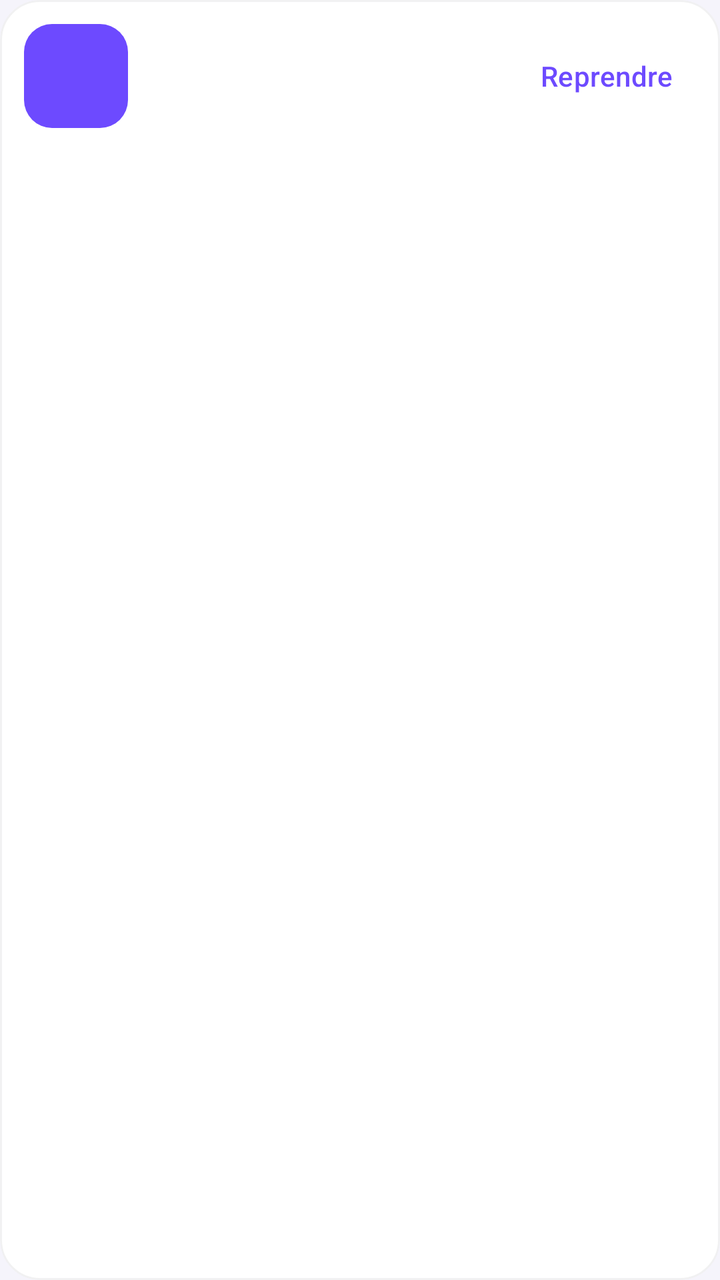
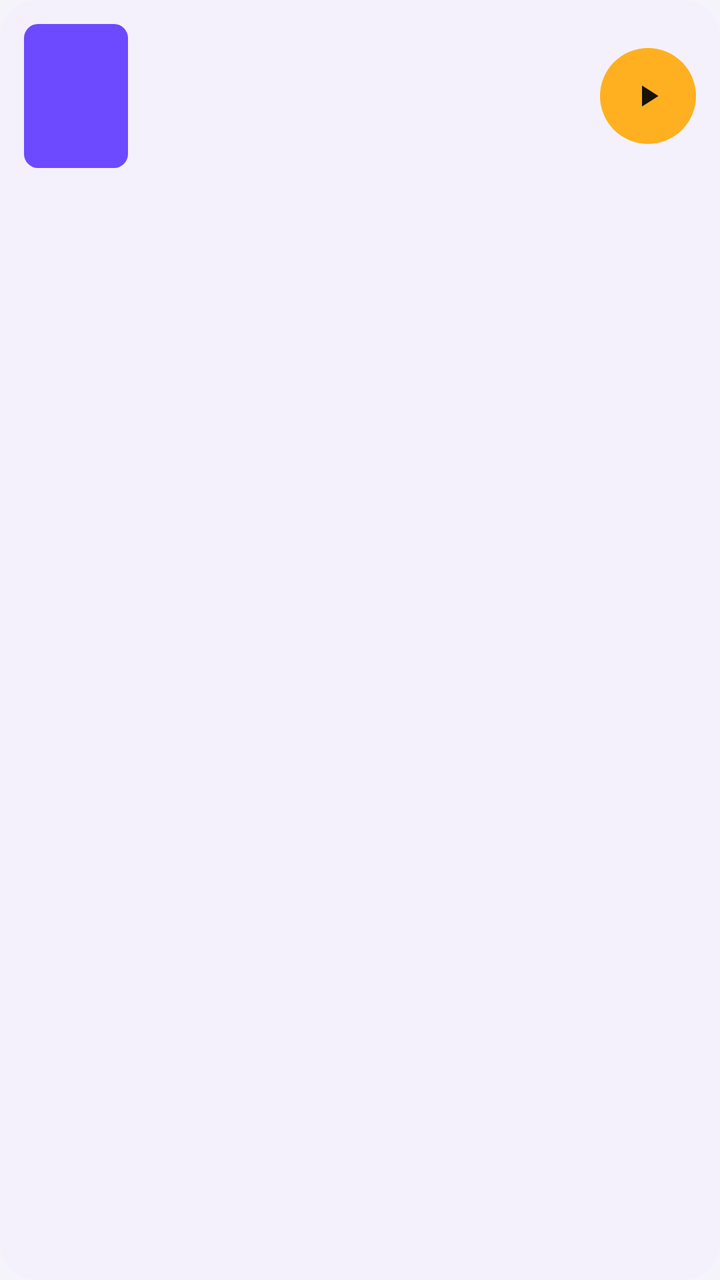

The first picture is an Android layout as it rendered before a commit; the second is the same layout after the commit. The layout source and the unified diff follow.
<!-- AndroidManifest.xml: application theme Theme.WebtoonTracker -->
<!-- res/layout/item_update.xml -->
<?xml version="1.0" encoding="utf-8"?>
<com.google.android.material.card.MaterialCardView xmlns:android="http://schemas.android.com/apk/res/android"
    xmlns:app="http://schemas.android.com/apk/res-auto"
    android:layout_width="match_parent"
    android:layout_height="wrap_content"
    android:layout_marginTop="10dp"
    app:cardBackgroundColor="@color/card_bg"
    app:cardCornerRadius="20dp"
    app:cardElevation="0dp"
    app:strokeColor="@color/hairline"
    app:strokeWidth="1dp">

    <LinearLayout
        android:layout_width="match_parent"
        android:layout_height="wrap_content"
        android:orientation="vertical"
        android:padding="12dp">

        <LinearLayout
            android:layout_width="match_parent"
            android:layout_height="wrap_content"
            android:gravity="center_vertical"
            android:orientation="horizontal">

            <FrameLayout
                android:layout_width="52dp"
                android:layout_height="52dp">

                <TextView
                    android:id="@+id/uAvatar"
                    android:layout_width="match_parent"
                    android:layout_height="match_parent"
                    android:background="@drawable/bg_avatar"
                    android:gravity="center"
                    android:textColor="#FFFFFF"
                    android:textSize="20sp"
                    android:textStyle="bold" />

                <com.google.android.material.imageview.ShapeableImageView
                    android:id="@+id/uCover"
                    android:layout_width="match_parent"
                    android:layout_height="match_parent"
                    android:scaleType="centerCrop"
                    android:visibility="gone"
                    app:shapeAppearanceOverlay="@style/RoundedCover" />
            </FrameLayout>

            <LinearLayout
                android:layout_width="0dp"
                android:layout_height="wrap_content"
                android:layout_marginStart="12dp"
                android:layout_weight="1"
                android:orientation="vertical">

                <TextView
                    android:id="@+id/uTitle"
                    android:layout_width="match_parent"
                    android:layout_height="wrap_content"
                    android:ellipsize="end"
                    android:fontFamily="sans-serif-medium"
                    android:maxLines="1"
                    android:textColor="@color/text_main"
                    android:textSize="16sp" />

                <TextView
                    android:id="@+id/uSub"
                    android:layout_width="match_parent"
                    android:layout_height="wrap_content"
                    android:textColor="@color/text_soft"
                    android:textSize="13sp" />
            </LinearLayout>

            <com.google.android.material.button.MaterialButton
                android:id="@+id/uResume"
                style="@style/Widget.Material3.Button.TextButton"
                android:layout_width="wrap_content"
                android:layout_height="wrap_content"
                android:text="Reprendre" />
        </LinearLayout>

        <com.google.android.material.chip.ChipGroup
            android:id="@+id/uSites"
            android:layout_width="match_parent"
            android:layout_height="wrap_content"
            android:layout_marginTop="6dp"
            app:chipSpacingVertical="2dp" />
    </LinearLayout>
</com.google.android.material.card.MaterialCardView>
<!-- resources referenced by this layout -->
<resources>
  <color name="card_bg">#FFFFFF</color>
  <color name="hairline">#0F17142B</color>
  <color name="text_main">#17142B</color>
  <color name="text_soft">#6E6A85</color>
  <!-- drawable bg_avatar (drawable) -->
  <?xml version="1.0" encoding="utf-8"?>
  <shape xmlns:android="http://schemas.android.com/apk/res/android" android:shape="rectangle">
      <corners android:radius="14dp" />
      <solid android:color="#6D4AFF" />
  </shape>
  <style name="RoundedCover">
          <item name="cornerFamily">rounded</item>
          <item name="cornerSize">16dp</item>
      </style>
  <style name="Theme.WebtoonTracker" parent="Theme.Material3.DayNight.NoActionBar">
          <item name="colorPrimary">@color/brand</item>
          <item name="colorOnPrimary">#FFFFFF</item>
          <item name="colorSecondary">@color/accent</item>
          <item name="android:colorBackground">@color/screen_bg</item>
          <item name="colorSurface">@color/card_bg</item>
          <item name="android:statusBarColor">@color/screen_bg</item>
          <item name="android:navigationBarColor">@color/screen_bg</item>
      </style>
  <color name="brand">#6D4AFF</color>
  <color name="accent">#FFB020</color>
  <color name="screen_bg">#F5F4FB</color>
</resources>

<!-- the commit's change to res/layout/item_update.xml (unified diff, before → after) -->
@@ -3,12 +3,11 @@
     xmlns:app="http://schemas.android.com/apk/res-auto"
     android:layout_width="match_parent"
     android:layout_height="wrap_content"
-    android:layout_marginTop="10dp"
-    app:cardBackgroundColor="@color/card_bg"
-    app:cardCornerRadius="20dp"
+    android:layout_marginTop="12dp"
+    app:cardBackgroundColor="@color/card_raised"
+    app:cardCornerRadius="18dp"
     app:cardElevation="0dp"
-    app:strokeColor="@color/hairline"
-    app:strokeWidth="1dp">
+    app:strokeWidth="0dp">
 
     <LinearLayout
         android:layout_width="match_parent"
@@ -24,31 +23,33 @@
 
             <FrameLayout
                 android:layout_width="52dp"
-                android:layout_height="52dp">
+                android:layout_height="72dp">
 
                 <TextView
                     android:id="@+id/uAvatar"
                     android:layout_width="match_parent"
                     android:layout_height="match_parent"
-                    android:background="@drawable/bg_avatar"
+                    android:background="@drawable/bg_avatar_small"
+                    android:fontFamily="sans-serif-black"
                     android:gravity="center"
                     android:textColor="#FFFFFF"
-                    android:textSize="20sp"
-                    android:textStyle="bold" />
+                    android:textSize="22sp" />
 
                 <com.google.android.material.imageview.ShapeableImageView
                     android:id="@+id/uCover"
                     android:layout_width="match_parent"
                     android:layout_height="match_parent"
+                    android:contentDescription="@null"
                     android:scaleType="centerCrop"
                     android:visibility="gone"
-                    app:shapeAppearanceOverlay="@style/RoundedCover" />
+                    app:shapeAppearanceOverlay="@style/RoundedThumb" />
             </FrameLayout>
 
             <LinearLayout
                 android:layout_width="0dp"
                 android:layout_height="wrap_content"
                 android:layout_marginStart="12dp"
+                android:layout_marginEnd="10dp"
                 android:layout_weight="1"
                 android:orientation="vertical">
 
@@ -58,31 +59,46 @@
                     android:layout_height="wrap_content"
                     android:ellipsize="end"
                     android:fontFamily="sans-serif-medium"
-                    android:maxLines="1"
+                    android:maxLines="2"
                     android:textColor="@color/text_main"
-                    android:textSize="16sp" />
+                    android:textSize="15.5sp" />
 
                 <TextView
                     android:id="@+id/uSub"
                     android:layout_width="match_parent"
                     android:layout_height="wrap_content"
+                    android:layout_marginTop="3dp"
                     android:textColor="@color/text_soft"
                     android:textSize="13sp" />
             </LinearLayout>
 
             <com.google.android.material.button.MaterialButton
                 android:id="@+id/uResume"
-                style="@style/Widget.Material3.Button.TextButton"
-                android:layout_width="wrap_content"
-                android:layout_height="wrap_content"
-                android:text="Reprendre" />
+                android:layout_width="48dp"
+                android:layout_height="48dp"
+                android:contentDescription="Reprendre"
+                android:insetLeft="0dp"
+                android:insetTop="0dp"
+                android:insetRight="0dp"
+                android:insetBottom="0dp"
+                android:minWidth="0dp"
+                android:minHeight="0dp"
+                android:padding="0dp"
+                app:backgroundTint="@color/accent"
+                app:cornerRadius="24dp"
+                app:icon="@drawable/ic_play"
+                app:iconGravity="textStart"
+                app:iconPadding="0dp"
+                app:iconSize="18dp"
+                app:iconTint="@color/on_accent" />
         </LinearLayout>
 
         <com.google.android.material.chip.ChipGroup
             android:id="@+id/uSites"
             android:layout_width="match_parent"
             android:layout_height="wrap_content"
-            android:layout_marginTop="6dp"
+            android:layout_marginTop="8dp"
+            app:chipSpacingHorizontal="8dp"
             app:chipSpacingVertical="2dp" />
     </LinearLayout>
 </com.google.android.material.card.MaterialCardView>
<!-- resource entries referenced after the edit -->
@@ -1,18 +1,22 @@
 <!-- resources referenced by this layout -->
 <resources>
   <color name="card_bg">#FFFFFF</color>
-  <color name="hairline">#0F17142B</color>
   <color name="text_main">#17142B</color>
   <color name="text_soft">#6E6A85</color>
-  <!-- drawable bg_avatar (drawable) -->
+  <!-- drawable bg_avatar_small (drawable) -->
   <?xml version="1.0" encoding="utf-8"?>
   <shape xmlns:android="http://schemas.android.com/apk/res/android" android:shape="rectangle">
-      <corners android:radius="14dp" />
+      <corners android:radius="7dp" />
       <solid android:color="#6D4AFF" />
   </shape>
-  <style name="RoundedCover">
+  <!-- drawable ic_play (drawable) -->
+  <?xml version="1.0" encoding="utf-8"?>
+  <vector xmlns:android="http://schemas.android.com/apk/res/android" android:width="24dp" android:height="24dp" android:viewportWidth="24" android:viewportHeight="24">
+      <path android:fillColor="#FFFFFF" android:pathData="M8,5v14l11,-7z" />
+  </vector>
+  <style name="RoundedThumb">
           <item name="cornerFamily">rounded</item>
-          <item name="cornerSize">16dp</item>
+          <item name="cornerSize">10dp</item>
       </style>
   <style name="Theme.WebtoonTracker" parent="Theme.Material3.DayNight.NoActionBar">
           <item name="colorPrimary">@color/brand</item>
@@ -25,6 +29,8 @@
       </style>
   <color name="brand">#6D4AFF</color>
   <color name="accent">#FFB020</color>
+  <color name="card_raised">#F4F1FC</color>
+  <color name="on_accent">#1A1203</color>
   <color name="screen_bg">#F5F4FB</color>
 </resources>
 
